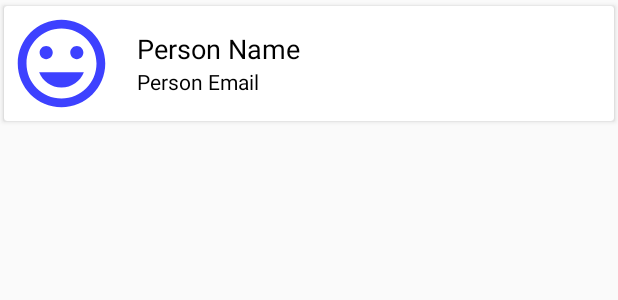
After one commit to JonathanABarnett/InstagramClone, an Android app: the layout row_users.xml on its own in the app's theme, with its tools: preview values and no code run, on a phone screen of 412 x 824 dp. The commit adds this screen. Shown: the top 300 px of the screen. Run offline under Robolectric (Android 15) with nearby library versions, the phone set to English and light mode, and no system bars.

Commit message:
Display other users

```diff
--- /dev/null
+++ b/app/src/main/res/drawable-anydpi/ic_default_img_blue.xml
@@ -0,0 +1,11 @@
+<vector xmlns:android="http://schemas.android.com/apk/res/android"
+    android:width="24dp"
+    android:height="24dp"
+    android:viewportWidth="24"
+    android:viewportHeight="24"
+    android:tint="#0D11FF"
+    android:alpha="0.8">
+    <path
+        android:fillColor="#FF000000"
+        android:pathData="M11.99,2C6.47,2 2,6.48 2,12s4.47,10 9.99,10C17.52,22 22,17.52 22,12S17.52,2 11.99,2zM12,20c-4.42,0 -8,-3.58 -8,-8s3.58,-8 8,-8 8,3.58 8,8 -3.58,8 -8,8zM15.5,11c0.83,0 1.5,-0.67 1.5,-1.5S16.33,8 15.5,8 14,8.67 14,9.5s0.67,1.5 1.5,1.5zM8.5,11c0.83,0 1.5,-0.67 1.5,-1.5S9.33,8 8.5,8 7,8.67 7,9.5 7.67,11 8.5,11zM12,17.5c2.33,0 4.31,-1.46 5.11,-3.5L6.89,14c0.8,2.04 2.78,3.5 5.11,3.5z"/>
+</vector>
--- /dev/null
+++ b/app/src/main/res/layout/row_users.xml
@@ -0,0 +1,49 @@
+<?xml version="1.0" encoding="utf-8"?>
+<androidx.cardview.widget.CardView xmlns:android="http://schemas.android.com/apk/res/android"
+    android:layout_width="match_parent"
+    android:layout_height="wrap_content"
+    xmlns:app="http://schemas.android.com/apk/res-auto"
+    app:cardUseCompatPadding="true"
+    app:cardCornerRadius="2dp"
+    app:cardElevation="2dp"
+    app:cardBackgroundColor="#fff"
+    app:contentPadding="3dp">
+
+    <LinearLayout
+        android:layout_width="wrap_content"
+        android:layout_height="wrap_content"
+        android:orientation="horizontal">
+
+        <de.hdodenhof.circleimageview.CircleImageView
+            android:id="@+id/row_users_image"
+            android:src="@drawable/ic_default_img_blue"
+            android:layout_width="70dp"
+            android:layout_height="70dp" />
+
+        <LinearLayout
+            android:layout_width="match_parent"
+            android:layout_height="wrap_content"
+            android:orientation="vertical"
+            android:layout_gravity="center"
+            android:paddingLeft="15dp">
+
+            <TextView
+                android:id="@+id/row_users_name"
+                android:layout_width="match_parent"
+                android:layout_height="wrap_content"
+                android:text="Person Name"
+                android:textSize="18sp"
+                android:textColor="#000" />
+
+            <TextView
+                android:id="@+id/row_users_email"
+                android:layout_width="match_parent"
+                android:layout_height="wrap_content"
+                android:text="Person Email"
+                android:textColor="#000" />
+
+        </LinearLayout>
+
+    </LinearLayout>
+
+</androidx.cardview.widget.CardView>
```
Also changed, not shown: app/src/main/java/com/alaythiaproductions/instagramclone/adapters/UserAdapter.java (added, +81 -0 lines), app/src/main/java/com/alaythiaproductions/instagramclone/bottomnavfragments/UsersFragment.java (+60 -2 lines), app/src/main/java/com/alaythiaproductions/instagramclone/models/User.java (added, +74 -0 lines), app/src/main/res/layout/fragment_users.xml (+3 -7 lines), app/src/main/res/drawable-hdpi/ic_default_img_blue.png (added), app/src/main/res/drawable-mdpi/ic_default_img_blue.png (added), app/src/main/res/drawable-xhdpi/ic_default_img_blue.png (added), app/src/main/res/drawable-xxhdpi/ic_default_img_blue.png (added).
